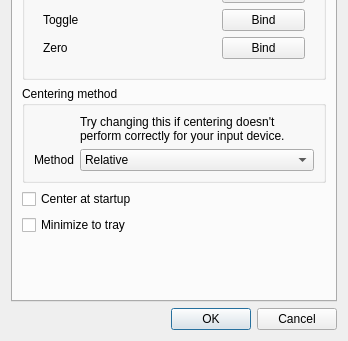
Old version of the form facetracknoir/settings.ui in the repository opentrack/opentrack; both pictures show x 0 to 348 and y 207 to 548 of the 348 by 548 pixel window.
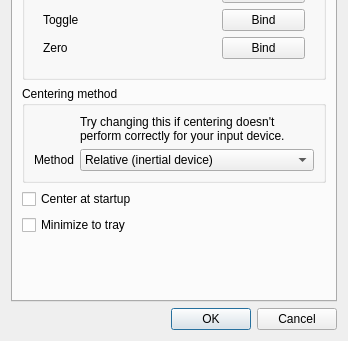
New version of the form. Icons and pictures are not drawn. Custom widgets are drawn as their Qt base class.

Commit message: settings: clarify center method usage

What changed in the file:
```diff
--- a/facetracknoir/settings.ui
+++ b/facetracknoir/settings.ui
@@ -157,7 +157,7 @@
            <widget class="QComboBox" name="center_method">
             <item>
              <property name="text">
-              <string>Relative</string>
+              <string>Relative (inertial device)</string>
              </property>
             </item>
             <item>
```
Left out of the diff: 2 changed lines with no effect on the pictures.
